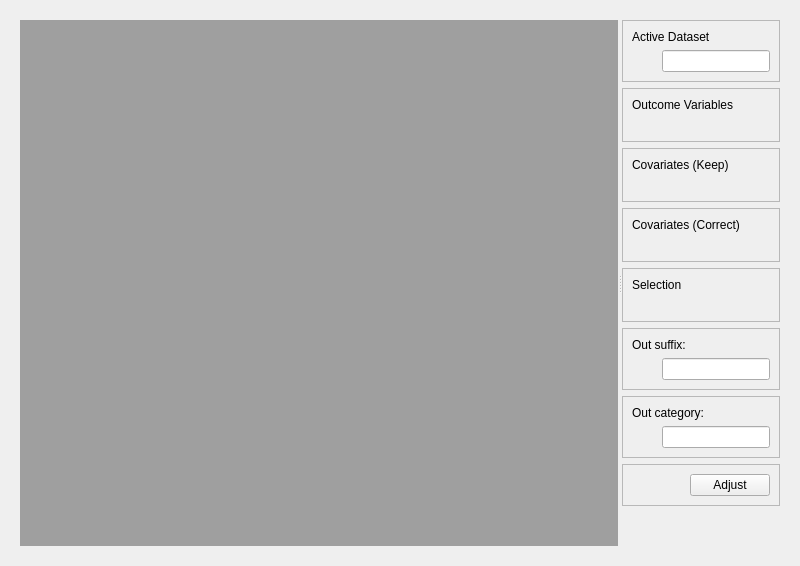
First picture: the form in NiChart/plugins/adjcovview/adjcovview.ui, repository gurayerus/NiChart, before the edit.
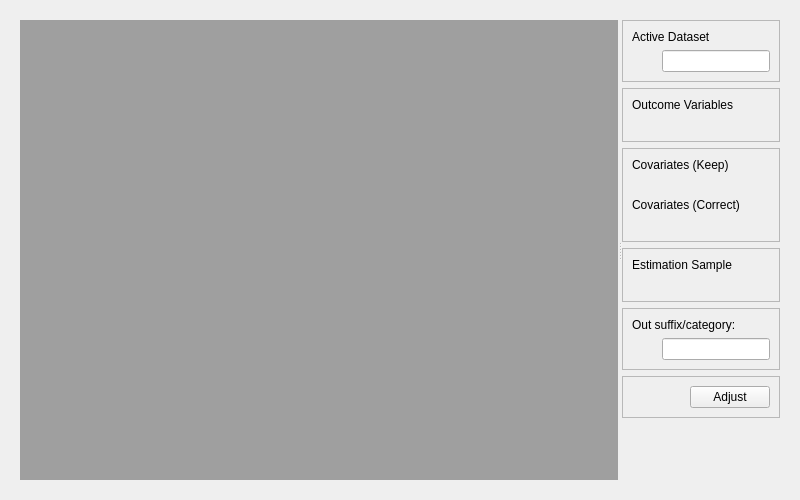
Second picture: the form after the edit.

Commit message: Unify view

```diff
--- a/NiChart/plugins/adjcovview/adjcovview.ui
+++ b/NiChart/plugins/adjcovview/adjcovview.ui
@@ -161,7 +161,7 @@
 
 
                     <item>
-                        <widget  class="QFrame"  name="wCovKeep">
+                        <widget  class="QFrame"  name="wCov">
                         <property  name="frameShape">
                             <enum>QFrame::StyledPanel</enum>
                         </property>
@@ -172,7 +172,7 @@
                             <number>8</number>
                         </property>
                         
-                        <layout  class="QVBoxLayout"  name="vlCovKeep">
+                        <layout  class="QVBoxLayout"  name="vlCov">
                             <item>
                             <widget  class="QLabel"  name="label_select">
                                 <property  name="text">
@@ -205,24 +205,7 @@
                                 </item>
                             </layout>
                             </item>
-                        </layout>
-                        
-                        </widget>
-                    </item>
-                    
-                    <item>
-                        <widget  class="QFrame"  name="wCovCorr">
-                        <property  name="frameShape">
-                            <enum>QFrame::StyledPanel</enum>
-                        </property>
-                        <property  name="frameShadow">
-                            <enum>QFrame::Raised</enum>
-                        </property>
-                        <property  name="lineWidth">
-                            <number>8</number>
-                        </property>
-                        
-                        <layout  class="QVBoxLayout"  name="vlCovCorr">
+
                             <item>
                             <widget  class="QLabel"  name="label_select">
                                 <property  name="text">
@@ -275,7 +258,7 @@
                             <item>
                             <widget  class="QLabel"  name="label_select2">
                                 <property  name="text">
-                                <string>Selection</string>
+                                <string>Estimation Sample</string>
                                 </property>
                             </widget>
                             </item>
@@ -323,7 +306,7 @@
                             <item>
                             <widget  class="QLabel"  name="label_select2">
                                 <property  name="text">
-                                <string>Out suffix: </string>
+                                <string>Out suffix/category: </string>
                                 </property>
                             </widget>
                             </item>
@@ -357,55 +340,6 @@
                         </widget>
                     </item>
                     
-                    <item>
-                        <widget  class="QFrame"  name="wOutCat">
-                        <property  name="frameShape">
-                            <enum>QFrame::StyledPanel</enum>
-                        </property>
-                        <property  name="frameShadow">
-                            <enum>QFrame::Raised</enum>
-                        </property>
-                        <property  name="lineWidth">
-                            <number>8</number>
-                        </property>
-                        <layout  class="QVBoxLayout"  name="vlBC">
-                            <item>
-                            <widget  class="QLabel"  name="label_outcat">
-                                <property  name="text">
-                                <string>Out category: </string>
-                                </property>
-                            </widget>
-                            </item>
-                            <item>
-                            <layout  class="QHBoxLayout"  name="horizontalLayout_6">
-                                <item>
-                                <spacer  name="horizontalSpacer_6">
-                                    <property  name="orientation">
-                                    <enum>Qt::Horizontal</enum>
-                                    </property>
-                                    
-                                    <property name="sizeType">
-                                        <enum>QSizePolicy::Fixed</enum>
-                                    </property>
-                                    
-                                    <property  name="sizeHint"  stdset="0">
-                                    <size>
-                                        <width>30</width>
-                                        <height>20</height>
-                                    </size>
-                                    </property>
-                                </spacer>
-                                </item>
-                                <item>
-                                    <widget  class="QLineEdit"  name="edit_outCat">
-                                    </widget>
-                                </item>
-                            </layout>
-                            </item>
-                        </layout>
-                        </widget>
-                    </item>
-
                     <item>
                         <widget  class="QFrame"  name="wAdjust">
                         <property  name="frameShape">
```
The commit also changes 2 other files.
